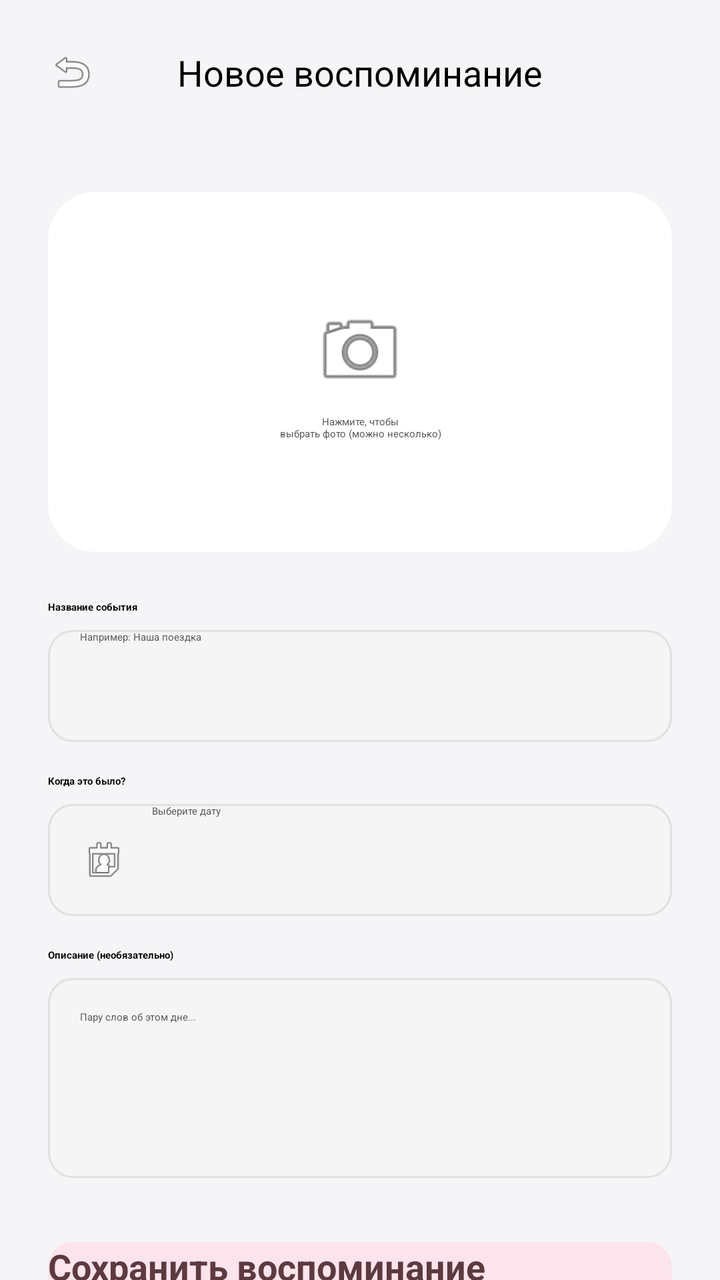
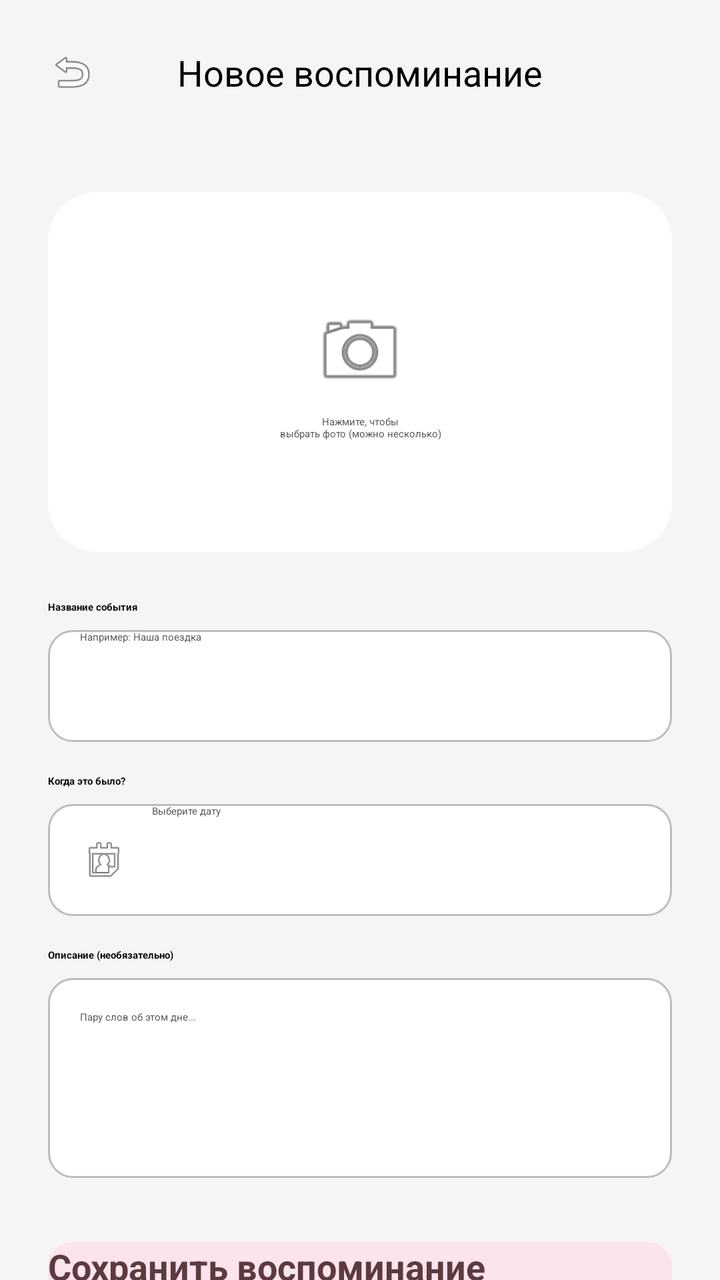

An Android layout rendered at two revisions. The XML below is the earlier revision; the diff shows what the commit changed to produce the second picture.
<!-- AndroidManifest.xml: application theme Theme.App.Starting -->
<!-- res/layout/add_memory_fragment.xml -->
<?xml version="1.0" encoding="utf-8"?>
<androidx.constraintlayout.widget.ConstraintLayout xmlns:android="http://schemas.android.com/apk/res/android"
    xmlns:app="http://schemas.android.com/apk/res-auto"
    xmlns:tools="http://schemas.android.com/tools"
    android:layout_width="match_parent"
    android:layout_height="match_parent"
    android:background="@color/background_light">

    
    <androidx.constraintlayout.widget.ConstraintLayout
        android:id="@+id/topBar"
        android:layout_width="match_parent"
        android:layout_height="wrap_content"
        android:padding="16dp"
        app:layout_constraintTop_toTopOf="parent">

        <ImageView
            android:id="@+id/btnBack"
            android:layout_width="40dp"
            android:layout_height="40dp"
            android:background="?attr/selectableItemBackgroundBorderless"
            android:padding="8dp"
            android:src="@android:drawable/ic_menu_revert"
            app:layout_constraintBottom_toBottomOf="parent"
            app:layout_constraintStart_toStartOf="parent"
            app:layout_constraintTop_toTopOf="parent"
            app:tint="@color/text_primary" />

        <TextView
            android:layout_width="wrap_content"
            android:layout_height="wrap_content"
            android:fontFamily="sans-serif-bold"
            android:text="Новое воспоминание"
            android:textColor="@color/text_primary"
            android:textSize="18sp"
            app:layout_constraintBottom_toBottomOf="parent"
            app:layout_constraintEnd_toEndOf="parent"
            app:layout_constraintStart_toStartOf="parent"
            app:layout_constraintTop_toTopOf="parent" />

    </androidx.constraintlayout.widget.ConstraintLayout>

    <ScrollView
        android:layout_width="match_parent"
        android:layout_height="0dp"
        android:clipToPadding="false"
        android:paddingBottom="24dp"
        app:layout_constraintBottom_toBottomOf="parent"
        app:layout_constraintTop_toBottomOf="@id/topBar">

        <LinearLayout
            android:layout_width="match_parent"
            android:layout_height="wrap_content"
            android:orientation="vertical"
            android:padding="24dp">

            
            <androidx.cardview.widget.CardView
                android:id="@+id/cardAddPhoto"
                android:layout_width="match_parent"
                android:layout_height="180dp"
                app:cardBackgroundColor="@color/white"
                app:cardCornerRadius="24dp"
                app:cardElevation="0dp">

                <LinearLayout
                    android:layout_width="wrap_content"
                    android:layout_height="wrap_content"
                    android:layout_gravity="center"
                    android:gravity="center"
                    android:orientation="vertical">

                    <ImageView
                        android:layout_width="48dp"
                        android:layout_height="48dp"
                        android:src="@android:drawable/ic_menu_camera"
                        app:tint="@color/text_secondary" />

                    <TextView
                        android:layout_width="wrap_content"
                        android:layout_height="wrap_content"
                        android:layout_marginTop="8dp"
                        android:text="Нажмите, чтобы\nвыбрать фото (можно несколько)"
                        android:textAlignment="center"
                        android:textColor="@color/text_secondary" />
                </LinearLayout>
            </androidx.cardview.widget.CardView>

            
            <androidx.recyclerview.widget.RecyclerView
                android:id="@+id/rvSelectedImages"
                android:layout_width="match_parent"
                android:layout_height="wrap_content"
                android:layout_marginTop="16dp"
                android:orientation="horizontal"
                android:visibility="gone"
                tools:listitem="@layout/item_selected_image"
                tools:visibility="visible" />

            
            <TextView
                android:layout_width="wrap_content"
                android:layout_height="wrap_content"
                android:layout_marginTop="24dp"
                android:layout_marginBottom="8dp"
                android:text="Название события"
                android:textColor="@color/text_primary"
                android:textStyle="bold" />

            <EditText
                android:id="@+id/etTitle"
                android:layout_width="match_parent"
                android:layout_height="56dp"
                android:background="@drawable/bg_input_field"
                android:hint="Например: Наша поездка"
                android:inputType="textCapSentences"
                android:paddingHorizontal="16dp"
                android:textColor="@color/text_primary"
                android:textColorHint="@color/text_secondary" />

            <TextView
                android:layout_width="wrap_content"
                android:layout_height="wrap_content"
                android:layout_marginTop="16dp"
                android:layout_marginBottom="8dp"
                android:text="Когда это было?"
                android:textColor="@color/text_primary"
                android:textStyle="bold" />

            <LinearLayout
                android:layout_width="match_parent"
                android:layout_height="56dp"
                android:background="@drawable/bg_input_field"
                android:gravity="center_vertical"
                android:orientation="horizontal"
                android:paddingHorizontal="16dp">

                <ImageView
                    android:layout_width="24dp"
                    android:layout_height="24dp"
                    android:layout_marginEnd="12dp"
                    android:src="@android:drawable/ic_menu_my_calendar"
                    app:tint="@color/text_secondary" />

                <EditText
                    android:id="@+id/etDate"
                    android:layout_width="match_parent"
                    android:layout_height="match_parent"
                    android:background="@null"
                    android:clickable="true"
                    android:focusable="false"
                    android:hint="Выберите дату"
                    android:textColor="@color/text_primary"
                    android:textColorHint="@color/text_secondary" />
            </LinearLayout>

            <TextView
                android:layout_width="wrap_content"
                android:layout_height="wrap_content"
                android:layout_marginTop="16dp"
                android:layout_marginBottom="8dp"
                android:text="Описание (необязательно)"
                android:textColor="@color/text_primary"
                android:textStyle="bold" />

            <EditText
                android:id="@+id/etDescription"
                android:layout_width="match_parent"
                android:layout_height="wrap_content"
                android:background="@drawable/bg_input_field"
                android:gravity="top"
                android:hint="Пару слов об этом дне..."
                android:inputType="textMultiLine|textCapSentences"
                android:minHeight="100dp"
                android:padding="16dp"
                android:textColor="@color/text_primary"
                android:textColorHint="@color/text_secondary" />

            <androidx.appcompat.widget.AppCompatButton
                android:id="@+id/btnSaveMemory"
                android:layout_width="match_parent"
                android:layout_height="56dp"
                android:layout_marginTop="32dp"
                android:background="@drawable/bg_input_field"
                android:backgroundTint="@color/baby_pink"
                android:text="Сохранить воспоминание"
                android:textAllCaps="false"
                android:textColor="#5D3A40"
                android:textSize="18sp"
                android:textStyle="bold" />

        </LinearLayout>
    </ScrollView>

    
    <FrameLayout
        android:id="@+id/loadingOverlay"
        android:layout_width="match_parent"
        android:layout_height="match_parent"
        android:background="#80000000"
        android:clickable="true"
        android:focusable="true"
        android:visibility="gone">

        <LinearLayout
            android:layout_width="wrap_content"
            android:layout_height="wrap_content"
            android:layout_gravity="center"
            android:orientation="vertical"
            android:gravity="center">

            <ProgressBar
                android:layout_width="wrap_content"
                android:layout_height="wrap_content"
                android:indeterminateTint="@color/white"/>

            <TextView
                android:layout_width="wrap_content"
                android:layout_height="wrap_content"
                android:text="Сохраняем фото..."
                android:textColor="@color/white"
                android:layout_marginTop="8dp"/>
        </LinearLayout>
    </FrameLayout>

</androidx.constraintlayout.widget.ConstraintLayout>
<!-- res/layout/item_selected_image.xml (included above) -->
<?xml version="1.0" encoding="utf-8"?>
<androidx.constraintlayout.widget.ConstraintLayout xmlns:android="http://schemas.android.com/apk/res/android"
    xmlns:app="http://schemas.android.com/apk/res-auto"
    android:layout_width="120dp"
    android:layout_height="140dp"
    android:layout_marginEnd="8dp">

    <androidx.cardview.widget.CardView
        android:layout_width="0dp"
        android:layout_height="0dp"
        android:layout_margin="6dp"
        app:cardCornerRadius="12dp"
        app:cardElevation="2dp"
        app:layout_constraintBottom_toBottomOf="parent"
        app:layout_constraintEnd_toEndOf="parent"
        app:layout_constraintStart_toStartOf="parent"
        app:layout_constraintTop_toTopOf="parent">

        <androidx.constraintlayout.widget.ConstraintLayout
            android:layout_width="match_parent"
            android:layout_height="match_parent">

            <ImageView
                android:id="@+id/ivImage"
                android:layout_width="match_parent"
                android:layout_height="match_parent"
                android:scaleType="centerCrop"
                android:src="@android:drawable/ic_menu_gallery" />

            
            <TextView
                android:id="@+id/tvCoverLabel"
                android:layout_width="match_parent"
                android:layout_height="wrap_content"
                android:background="#99000000"
                android:gravity="center"
                android:paddingVertical="4dp"
                android:text="Обложка"
                android:textColor="@android:color/white"
                android:textSize="10sp"
                android:textStyle="bold"
                android:visibility="gone"
                app:layout_constraintBottom_toBottomOf="parent" />

            
            <View
                android:id="@+id/viewSelectionBorder"
                android:layout_width="match_parent"
                android:layout_height="match_parent"
                android:background="@drawable/bg_border_selected"
                android:visibility="gone"/>

        </androidx.constraintlayout.widget.ConstraintLayout>
    </androidx.cardview.widget.CardView>

    
    <androidx.cardview.widget.CardView
        android:id="@+id/btnRemove"
        android:layout_width="28dp"
        android:layout_height="28dp"
        app:cardBackgroundColor="#FFCDD2"
        app:cardCornerRadius="14dp"
        app:cardElevation="4dp"
        app:layout_constraintEnd_toEndOf="parent"
        app:layout_constraintTop_toTopOf="parent">

        <ImageView
            android:layout_width="match_parent"
            android:layout_height="match_parent"
            android:padding="6dp"
            android:src="@android:drawable/ic_menu_close_clear_cancel"
            app:tint="@color/heart_red" />
    </androidx.cardview.widget.CardView>

</androidx.constraintlayout.widget.ConstraintLayout>
<!-- resources referenced by this layout -->
<resources>
  <color name="baby_pink">#FCE4EC</color>
  <color name="background_light">#F5F5F7</color>
  <color name="heart_red">#FF5252</color>
  <color name="text_primary">#000000</color>
  <color name="text_secondary">#575757</color>
  <color name="white">#FFFFFF</color>
  <!-- drawable bg_border_selected (drawable) -->
  <?xml version="1.0" encoding="utf-8"?>
  <shape xmlns:android="http://schemas.android.com/apk/res/android">
      <stroke android:width="3dp" android:color="@color/baby_pink"/>
      <solid android:color="@android:color/transparent"/>
      <corners android:radius="12dp"/>
  </shape>
  <!-- drawable bg_input_field (drawable) -->
  <?xml version="1.0" encoding="utf-8"?>
  <shape xmlns:android="http://schemas.android.com/apk/res/android">
  
      <solid android:color="#F5F5F5" />
  
      <corners android:radius="12dp" />
  
      <stroke
          android:width="1dp"
          android:color="#E0E0E0" />
  </shape>
  <style name="Theme.App.Starting" parent="Theme.SplashScreen">
          <item name="windowSplashScreenBackground">@android:color/white</item>
          <item name="windowSplashScreenAnimatedIcon">@drawable/splash_icon</item>
          <item name="windowSplashScreenAnimationDuration">1000</item>
          <item name="postSplashScreenTheme">@style/Theme.OurMemories</item>
      </style>
  <!-- drawable splash_icon: png bitmap (drawable, 316944 bytes) -->
  <style name="Theme.OurMemories" parent="Base.Theme.OurMemories" />
  <style name="Base.Theme.OurMemories" parent="Theme.Material3.DayNight.NoActionBar">
          <item name="colorPrimary">@color/primary_lavender</item>
          <item name="colorOnPrimary">@color/white</item>
  
          <item name="android:windowBackground">@color/background_light</item>
          <item name="colorSurface">@color/white</item>
          <item name="colorOnSurface">@color/text_primary</item>
          <item name="colorOnBackground">@color/text_primary</item>
  
          <item name="android:textColorPrimary">@color/text_primary</item>
          <item name="android:textColorSecondary">@color/text_secondary</item>
      </style>
  <color name="primary_lavender">#9C27B0</color>
</resources>

<!-- the commit's change to res/layout/add_memory_fragment.xml (unified diff, before → after) -->
@@ -185,7 +185,7 @@
                 android:backgroundTint="@color/baby_pink"
                 android:text="Сохранить воспоминание"
                 android:textAllCaps="false"
-                android:textColor="#5D3A40"
+                android:textColor="@color/button_text"
                 android:textSize="18sp"
                 android:textStyle="bold" />
 
<!-- resource entries referenced after the edit -->
@@ -2,6 +2,7 @@
 <resources>
   <color name="baby_pink">#FCE4EC</color>
   <color name="background_light">#F5F5F7</color>
+  <color name="button_text">#5D3A40</color>
   <color name="heart_red">#FF5252</color>
   <color name="text_primary">#000000</color>
   <color name="text_secondary">#575757</color>
@@ -17,13 +18,13 @@
   <?xml version="1.0" encoding="utf-8"?>
   <shape xmlns:android="http://schemas.android.com/apk/res/android">
   
-      <solid android:color="#F5F5F5" />
+      <solid android:color="@color/white" />
   
       <corners android:radius="12dp" />
   
       <stroke
           android:width="1dp"
-          android:color="#E0E0E0" />
+          android:color="@color/nav_icon_inactive" />
   </shape>
   <style name="Theme.App.Starting" parent="Theme.SplashScreen">
           <item name="windowSplashScreenBackground">@android:color/white</item>
@@ -31,6 +32,7 @@
           <item name="windowSplashScreenAnimationDuration">1000</item>
           <item name="postSplashScreenTheme">@style/Theme.OurMemories</item>
       </style>
+  <color name="nav_icon_inactive">#BDBDBD</color>
   <!-- drawable splash_icon: png bitmap (drawable, 316944 bytes) -->
   <style name="Theme.OurMemories" parent="Base.Theme.OurMemories" />
   <style name="Base.Theme.OurMemories" parent="Theme.Material3.DayNight.NoActionBar">
